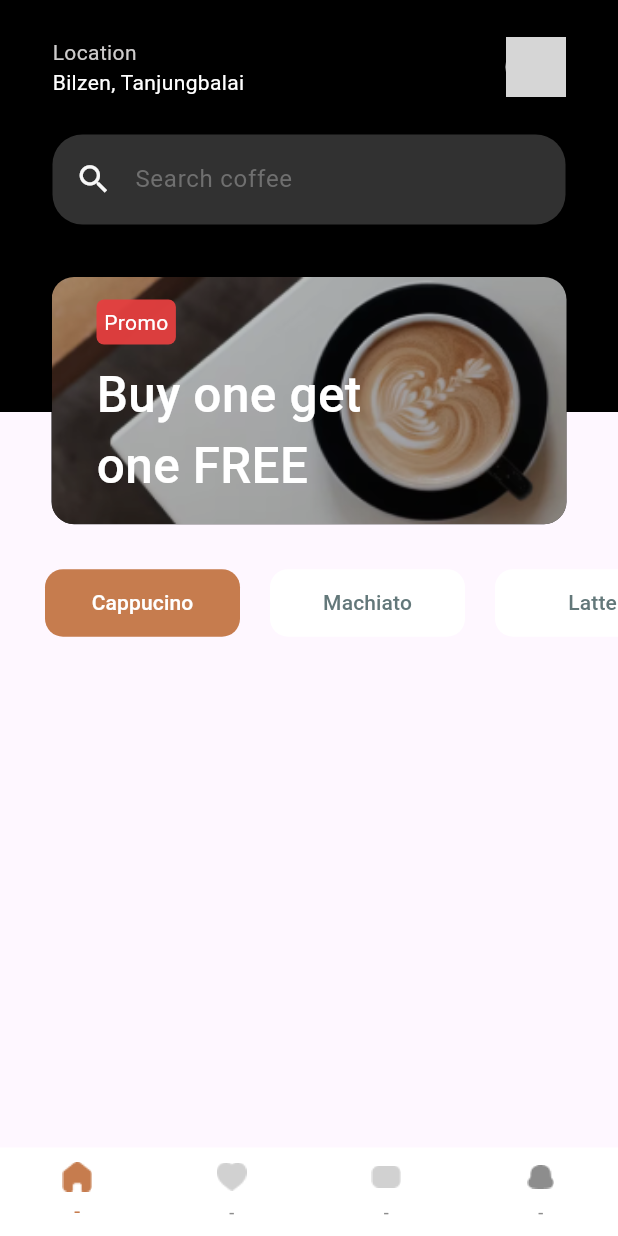
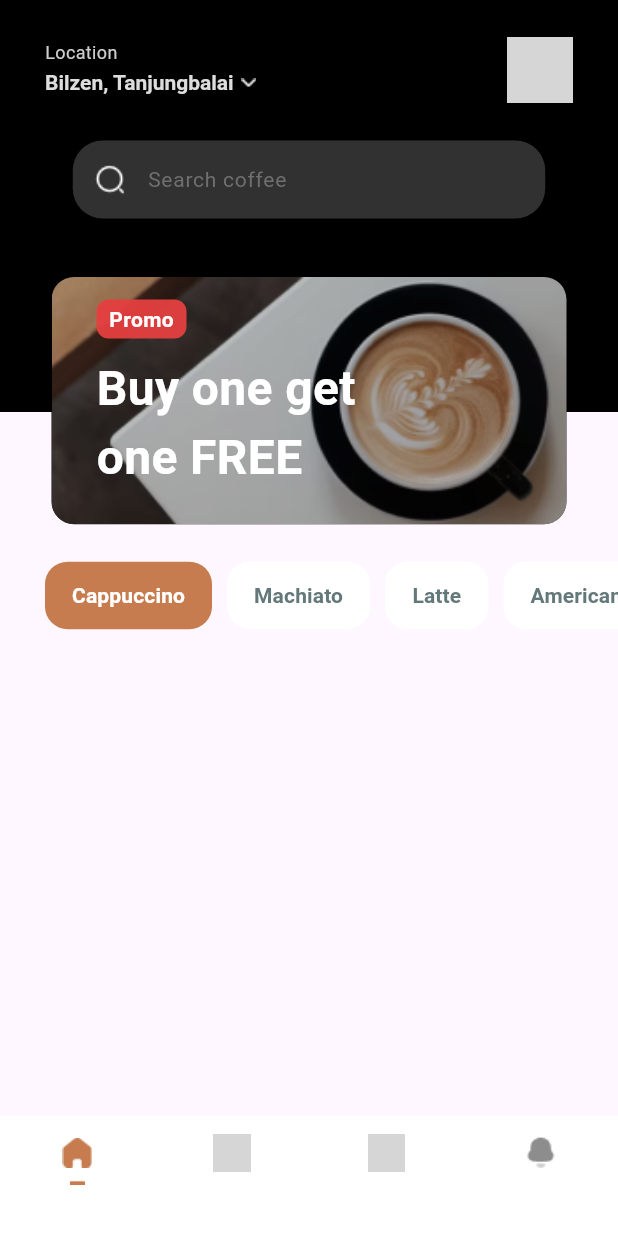
Before and after one commit to rahna-m/cafe, a Flutter app: the screen it shows after launch, on a phone screen of 412 x 824 dp. Run offline on Flutter 3.47's test engine with Material 3 defaults, Android fonts, the phone set to English and light mode, and no system bars; our stand-ins replace cloud_firestore, firebase_core, sizer; accounts and stored records are empty; grey boxes are pictures that could not be loaded.

Commit message:
bugfixed
bugfixed

```diff
--- a/lib/homescreen.dart
+++ b/lib/homescreen.dart
@@ -12,8 +12,9 @@ class HomeScreen extends StatefulWidget {
 }
 
 class _HomeScreenState extends State<HomeScreen> {
+  List locationlist = ["Bilzen, Tanjungbalai", "Bandung, Indonesia"];
+  String locationvalue = "";
 
-  List locationlist = ["Bilzen, Tanjungbalai", "location"];
   String searchKey = "";
   late Stream streamQuery;
   TextEditingController searchController = TextEditingController();
@@ -43,6 +44,7 @@ class _HomeScreenState extends State<HomeScreen> {
   void initState() {
     super.initState();
     categoryFn(category);
+    locationvalue = locationlist[0];
   }
 
   @override
@@ -53,33 +55,67 @@ class _HomeScreenState extends State<HomeScreen> {
           child: Column(mainAxisSize: MainAxisSize.min, children: [
             Container(
                 height: MediaQuery.of(context).size.height / 3,
-                padding: const EdgeInsets.fromLTRB(35, 0, 35, 0),
+                padding: const EdgeInsets.fromLTRB(30, 0, 30, 0),
                 color: Colors.black,
                 child: Column(mainAxisSize: MainAxisSize.min, children: [
                   SizedBox(
                     height: 3.h,
                   ),
-                  const Row(
+                  Row(
                     mainAxisAlignment: MainAxisAlignment.spaceBetween,
                     children: [
                       Column(
                         crossAxisAlignment: CrossAxisAlignment.start,
                         mainAxisSize: MainAxisSize.min,
                         children: [
-                          Text(
+                          const Text(
                             "Location",
                             style: TextStyle(
+                                fontSize: 12,
+                                fontWeight: FontWeight.w400,
                                 color: Color.fromARGB(255, 206, 204, 204)),
                           ),
-                          Text("Bilzen, Tanjungbalai",
-                              style: TextStyle(color: Colors.white))
+                          DropdownButtonHideUnderline(
+                            child: DropdownButton(
+                              isDense: true,
+                              icon: Image.asset(
+                                "images/dropdownarrow.png",
+                                color: Colors.white,
+                                width: 20,
+                                height: 20,
+                              ),
+                              items: locationlist.map((e) {
+                                return DropdownMenuItem(
+                                  value: e.toString(),
+                                  child: Text(e.toString()),
+                                );
+                              }).toList(),
+                              value: locationvalue,
+                              style: const TextStyle(
+                                  color: AppColors.whitetext,
+                                  fontSize: 14,
+                                  fontWeight: FontWeight.w600),
+                              onChanged: (value) {
+                                setState(() {
+                                  locationvalue = value.toString();
+                                });
+                              },
+                            ),
+                          )
                         ],
                       ),
-                      CircleAvatar(
-                        radius: 20,
-                        backgroundColor: Colors.white,
-                        backgroundImage: AssetImage("images/propic.png"),
-                      )
+                      ClipRRect(
+                        borderRadius: BorderRadius.circular(14.0),
+                        child: Container(
+                          height: 44.0,
+                          width: 44.0,
+                          color: Colors.white,
+                          child: const Image(
+                            image: AssetImage("images/propic.png"),
+                            fit: BoxFit.cover,
+                          ),
+                        ),
+                      ),
                     ],
                   ),
                   Padding(
@@ -87,7 +123,8 @@ class _HomeScreenState extends State<HomeScreen> {
                         top: 25,
                       ),
                       child: SizedBox(
-                        height: 60,
+                        height: 52,
+                        width: 315,
                         child: Container(
                             decoration: BoxDecoration(
                               color: AppColors.greyclr,
@@ -95,14 +132,16 @@ class _HomeScreenState extends State<HomeScreen> {
                             ),
                             child: Row(
                               children: [
-                                const Padding(
-                                  padding: EdgeInsets.only(left: 15),
-                                  child: Icon(
-                                    Icons.search,
-                                    color: AppColors.offwhite,
-                                    size: 25,
+                                Padding(
+                                    padding: const EdgeInsets.only(left: 15),
+                                    child: SizedBox(
+                                      width: 20,
+                                      height: 20,
+                                      child: Image.asset(
+                                        "images/searchicon.png",
+                                        color: Colors.white,
                                       ),
-                                ),
+                                    )),
                                 Expanded(
                                   child: Padding(
                                     padding: const EdgeInsets.only(left: 15),
@@ -114,7 +153,9 @@ class _HomeScreenState extends State<HomeScreen> {
                                             border: InputBorder.none,
                                             hintText: 'Search coffee',
                                             hintStyle: TextStyle(
-                                                color: AppColors.labeltxt)),
+                                                color: AppColors.labeltxt,
+                                                fontSize: 14,
+                                                fontWeight: FontWeight.w400)),
                                         onChanged: (value) {
                                           setState(() {
                                             searchKey = value;
@@ -160,15 +201,22 @@ class _HomeScreenState extends State<HomeScreen> {
                       crossAxisAlignment: CrossAxisAlignment.start,
                       children: [
                         Container(
+                          width: 60,
+                          height: 26,
                           decoration: BoxDecoration(
                             color: const Color.fromARGB(242, 228, 63, 63),
-                            borderRadius: BorderRadius.circular(5.0),
+                            borderRadius: BorderRadius.circular(8.0),
                           ),
                           child: const Padding(
-                            padding: EdgeInsets.all(5),
+                            padding: EdgeInsets.only(left: 4, right: 4),
+                            child: Center(
                               child: Text(
                                 "Promo",
-                              style: TextStyle(color: Colors.white),
+                                style: TextStyle(
+                                    color: Colors.white,
+                                    fontSize: 14,
+                                    fontWeight: FontWeight.w600),
+                              ),
                             ),
                           ),
                         ),
@@ -178,8 +226,8 @@ class _HomeScreenState extends State<HomeScreen> {
                             'Buy one get \none FREE',
                             style: TextStyle(
                               color: Colors.white,
-                              fontSize: 33,
-                              fontWeight: FontWeight.w500,
+                              fontSize: 32,
+                              fontWeight: FontWeight.w600,
                             ),
                           ),
                         )
@@ -188,10 +236,10 @@ class _HomeScreenState extends State<HomeScreen> {
                   ),
                 )),
             Transform.translate(
-              offset: const Offset(0, -65),
+              offset: const Offset(0, -70),
               child: Container(
                 padding: const EdgeInsets.only(
-                  left: 15,
+                  left: 25,
                 ),
                 height: 55,
                 child: ListView.builder(
@@ -201,18 +249,14 @@ class _HomeScreenState extends State<HomeScreen> {
                     scrollDirection: Axis.horizontal,
                     itemBuilder: (context, index) {
                       return Container(
-                        width: 140,
                         margin: const EdgeInsets.all(5),
-                        padding: const EdgeInsets.only(
-                          left: 10,
-                        ),
-                        child: ButtonsCategory(buttons[index], 14),
+                        child: ButtonsCategory(buttons[index]),
                       );
                     }),
               ),
             ),
             Transform.translate(
-                offset: const Offset(0, -60),
+                offset: const Offset(0, -65),
                 child: MenuListScreen(
                   streamQery: streamQuery,
                 )),
@@ -227,57 +271,94 @@ class _HomeScreenState extends State<HomeScreen> {
             onTap: (value) {},
             currentIndex: 0,
             items: [
+
               BottomNavigationBarItem(
                   icon: GestureDetector(
                       behavior: HitTestBehavior.opaque,
-                      child: Image.asset('images/Home.png',
-                          width: 25, height: 25, color: AppColors.catbtnbg)),
-                  label: '-'),
+                      child: Column(
+                        children: [
+                        const  SizedBox(height: 5,),
+                          Image.asset('images/Home.png',
+                              width: 25, height: 25, color: AppColors.catbtnbg),
+
+                              Image.asset('images/Bg.png',
+                              width: 10, height: 15, color: AppColors.catbtnbg),
+
+                        ],
+                      )),
+                  label: ''),
               BottomNavigationBarItem(
                   icon: GestureDetector(
                       behavior: HitTestBehavior.opaque,
-                      child: Image.asset(
-                        'images/heart.png',
+                      child: Column(
+                        children: [
+                          const  SizedBox(height: 5,),
+                          Image.asset(
+                            'images/Heart.png',
                             width: 25,
                             height: 25,
                             color: AppColors.bttmclr,
+                          ),
+
+                            Image.asset('images/Bg.png',
+                              width: 10, height: 15, color: Colors.white),
+                        ],
                       )),
-                  label: '-'),
+                  label: ''),
               BottomNavigationBarItem(
                   icon: GestureDetector(
                       behavior: HitTestBehavior.opaque,
-                      child: Image.asset(
-                        'images/bag.png',
+                      child: Column(
+                        children: [
+                           const SizedBox(height: 5,),
+                          Image.asset(
+                            'images/Bag.png',
                             width: 25,
                             height: 25,
                             color: AppColors.bttmclr,
+                          ),
+
+                            Image.asset('images/Bg.png',
+                              width: 10, height: 15, color: Colors.white),
+                        ],
                       )),
-                  label: '-'),
+                  label: ''),
               BottomNavigationBarItem(
                   icon: GestureDetector(
                       behavior: HitTestBehavior.opaque,
-                      child: Image.asset(
-                        'images/bell.png',
+                      child: Column(
+                        children: [
+                          const  SizedBox(height: 5,),
+                          Image.asset(
+                            'images/Notification.png',
                             width: 25,
                             height: 25,
                             color: AppColors.bttmclr,
+                          ),
+
+                            Image.asset('images/Bg.png',
+                              width: 10, height: 15, color: Colors.white),
+                        ],
                       )),
-                  label: '-')
+                  label: '')
             ]),
       ),
     );
   }
 
-  ElevatedButton ButtonsCategory(String txt, double font) {
+  ElevatedButton ButtonsCategory(String txt) {
     return ElevatedButton(
         style: ElevatedButton.styleFrom(
           backgroundColor: txxt == txt || buttons[currentposition] == txt
               ? AppColors.catbtnbg
               : Colors.white,
           shape: RoundedRectangleBorder(
-            borderRadius: BorderRadius.circular(12.0),
+            borderRadius: BorderRadius.circular(15.0),
           ),
-          elevation: 0
+          minimumSize: const Size(69, 38),
+          maximumSize: const Size(121, 38),
+          padding: const EdgeInsets.only(left: 18, right: 18),
+          elevation: 0,
         ),
         onPressed: () {
           setState(() {
@@ -292,17 +373,18 @@ class _HomeScreenState extends State<HomeScreen> {
 
           if (_scrollController.hasClients) {
             _scrollController.animateTo(
-              140.0 * currentposition,
+              130.0 * currentposition,
               curve: Curves.linear,
               duration: const Duration(milliseconds: 300),
             );
           }
         },
-        child: Text(txt,
+        child: Text(txt == "Cappucino" ? "Cappuccino" : txt,
             style: TextStyle(
                 color: txxt == txt || buttons[currentposition] == txt
                     ? Colors.white
                     : AppColors.greytxt,
-                fontSize: font)));
+                fontSize: 14,
+                fontWeight: FontWeight.w600)));
   }
 }
--- a/lib/menulistscreen.dart
+++ b/lib/menulistscreen.dart
@@ -21,8 +21,8 @@ class _MenuListScreenState extends State<MenuListScreen> {
   Widget build(BuildContext context) {
     return SingleChildScrollView(
       child: Container(
-            height: 35.h,
-          margin: const EdgeInsets.only(top: 5),
+          height: 35.h,
+          // margin: const EdgeInsets.only(top: 5),
           child: StreamBuilder(
               stream: widget.streamQery,
               builder: (BuildContext context, AsyncSnapshot snapshot) {
@@ -33,7 +33,8 @@ class _MenuListScreenState extends State<MenuListScreen> {
                       shrinkWrap: true,
                       // scrollDirection: Axis.vertical,
                       // primary: true,
-                      padding: const EdgeInsets.symmetric(horizontal: 15, vertical: 5),
+                      padding: const EdgeInsets.symmetric(
+                          horizontal: 15),
                       itemCount: docs.length,
                       gridDelegate:
                           const SliverGridDelegateWithFixedCrossAxisCount(
@@ -41,7 +42,7 @@ class _MenuListScreenState extends State<MenuListScreen> {
                         childAspectRatio: 1.0,
                         crossAxisSpacing: 0.0,
                         mainAxisSpacing: 0,
-                        mainAxisExtent: 235,
+                        mainAxisExtent: 233,
                       ),
                       itemBuilder: (context, index) {
                         return Padding(
@@ -70,8 +71,10 @@ class _MenuListScreenState extends State<MenuListScreen> {
                                         borderRadius: const BorderRadius.all(
                                             Radius.circular(15))),
                                     child: Row(
-                                      crossAxisAlignment: CrossAxisAlignment.start,
-                                      mainAxisAlignment: MainAxisAlignment.start,
+                                      crossAxisAlignment:
+                                          CrossAxisAlignment.start,
+                                      mainAxisAlignment:
+                                          MainAxisAlignment.start,
                                       children: [
                                         Image.asset(
                                           "images/Vector.png",
@@ -79,19 +82,25 @@ class _MenuListScreenState extends State<MenuListScreen> {
                                           height: 20,
                                         ),
                                         Text(
-                                          docs[index].data()!["rating"].toString(),
-                                          style:
-                                              const TextStyle(color: Colors.white),
+                                          docs[index]
+                                              .data()!["rating"]
+                                              .toString(),
+                                          style: const TextStyle(
+                                              color: Colors.white),
                                         )
                                       ],
                                     ),
                                   ),
                                   Padding(
-                                    padding: const EdgeInsets.only(left: 5),
+                                    padding: const EdgeInsets.only(left: 3),
                                     child: Column(
+                                      crossAxisAlignment: CrossAxisAlignment.start,
+                                      mainAxisSize: MainAxisSize.min,
                                       children: [
                                         Text(
-                                          docs[index].data()!["name"].toString(),
+                                          docs[index]
+                                              .data()!["name"]
+                                              .toString(),
                                           style: const TextStyle(
                                               fontSize: 16,
                                               fontWeight: FontWeight.w600),
@@ -128,9 +137,9 @@ class _MenuListScreenState extends State<MenuListScreen> {
                                             borderRadius:
                                                 BorderRadius.circular(10.0),
                                           ),
-                                          child: const Center(
-                                              child: Icon(
-                                            Icons.add,
+                                          child: Center(
+                                              child: Image.asset(
+                                            "images/add.png",
                                             color: Colors.white,
                                           )),
                                         )
@@ -144,7 +153,10 @@ class _MenuListScreenState extends State<MenuListScreen> {
                         );
                       });
                 } else {
-                  return const Center(child: CircularProgressIndicator(color: AppColors.catbtnbg,));
+                  return const Center(
+                      child: CircularProgressIndicator(
+                    color: AppColors.catbtnbg,
+                  ));
                 }
               })),
     );
--- a/lib/utils/color.dart
+++ b/lib/utils/color.dart
@@ -9,4 +9,5 @@ class AppColors {
   static const greytxt = Color(0xff63787a);
   static const bttmclr = Color(0xff8d8d8d);
   static const pricetext = Color(0xff2f4b4e);
+  static const whitetext = Color(0xffdddddd);
 }
```
Also changed, not shown: images/Bg.png (added), images/Notification.png (added), images/add.png (added), images/bag.png, images/bell.png (deleted), images/dropdownarrow.png (added), images/heart.png, images/searchicon.png (added). Lines whose indentation alone changed are shown as unchanged.
